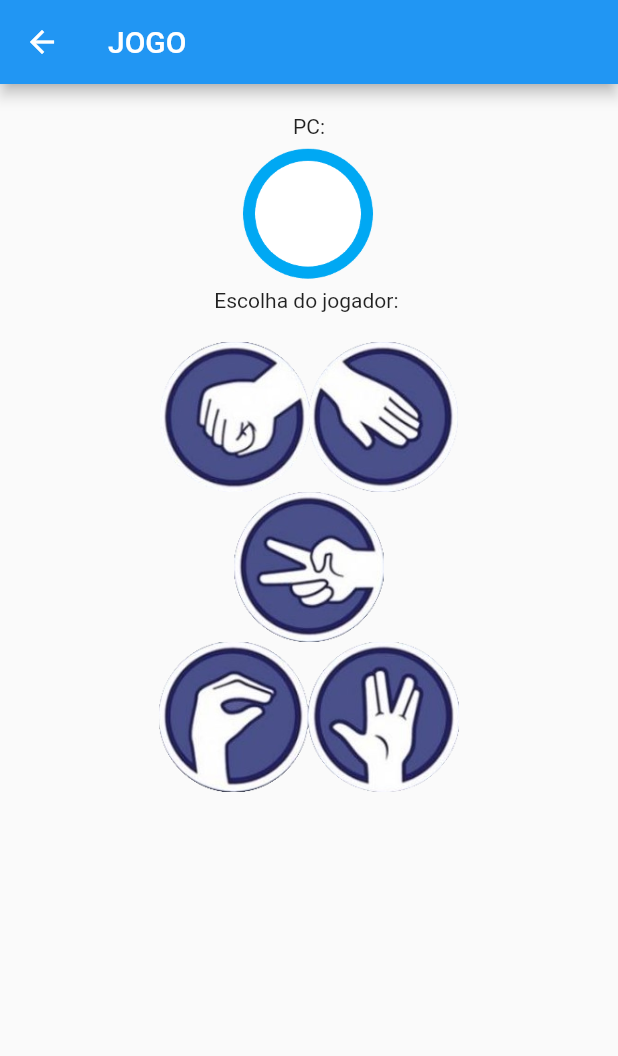
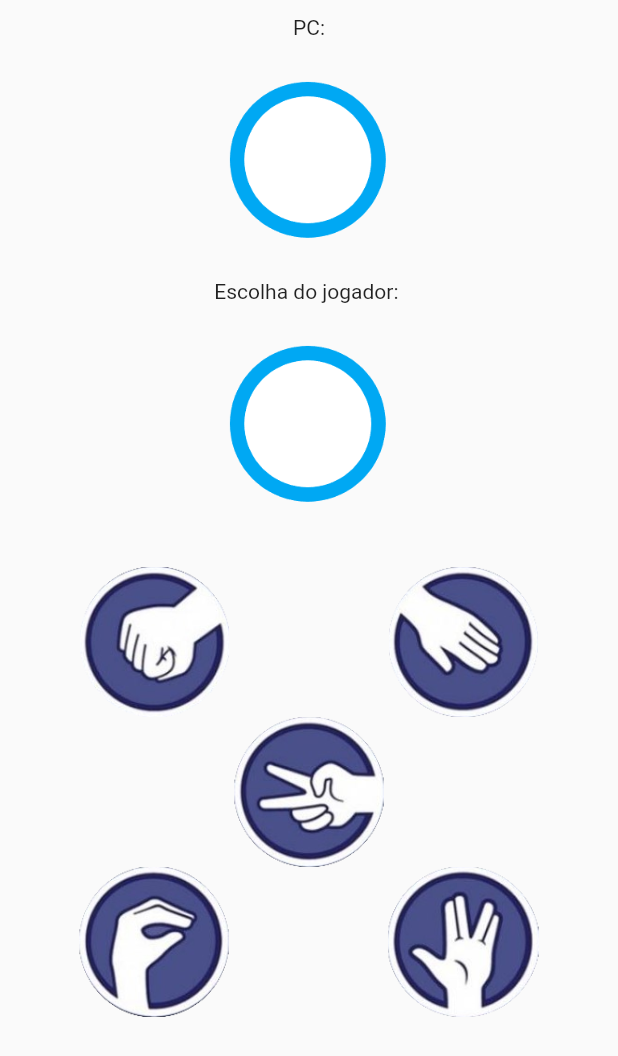
Before and after one commit to anaclara-s/jogo, a Flutter app: the PagJogo screen opened directly, on a phone screen of 412 x 824 dp. Shown: the top 1056 px of the screen. Run offline on Flutter 3.47's test engine with Material 2 defaults, Android fonts, the phone set to English and light mode, and no system bars.

Commit message:
08/06/23

```diff
--- a/lib/jogo.dart
+++ b/lib/jogo.dart
@@ -1,6 +1,5 @@
 import 'package:flutter/material.dart';
 import 'dart:math';
-import 'DerVitEmp.dart';
 
 class PagJogo extends StatefulWidget {
   @override
@@ -11,20 +10,22 @@ class PagJogo extends StatefulWidget {
 
 class _PagJogoState extends State<PagJogo> {
   var opcoes = ['pedra', 'papel', 'tesoura', 'lagarto', 'spock'];
-  String mensagem = 'Escolha do jogador: ';
+  var mensagem = ' ';
 
-  var imagemEsco = AssetImage('assets/imagens/fundoE.png');
-  var imagPedra = AssetImage('assets/imagens/pedra.png');
-  var imagPapel = AssetImage('assets/imagens/papel.png');
-  var imagTesoura = AssetImage('assets/imagens/tesoura.png');
-  var imagLagarto = AssetImage('assets/imagens/lagarto.png');
-  var imagSpock = AssetImage('assets/imagens/spock.png');
+  var imEscoPC = const AssetImage('assets/imagens/fundoE.png');
+  var imEscoUSER = const AssetImage('assets/imagens/fundoE.png');
+  var imagPedra = const AssetImage('assets/imagens/pedra.png');
+  var imagPapel = const AssetImage('assets/imagens/papel.png');
+  var imagTesoura = const AssetImage('assets/imagens/tesoura.png');
+  var imagLagarto = const AssetImage('assets/imagens/lagarto.png');
+  var imagSpock = const AssetImage('assets/imagens/spock.png');
 
   void Jogada(String escolha) {
     int a = Random().nextInt(4);
     String aleatorio = opcoes[a];
 
-    imagemEsco = AssetImage('assets/imagens/$aleatorio.png');
+    imEscoPC = AssetImage('assets/imagens/$aleatorio.png');
+    imEscoUSER = AssetImage('assets/imagens/$escolha.png');
 
     print('TOQUE:$escolha, Random: $aleatorio');
 
@@ -40,7 +41,7 @@ class _PagJogoState extends State<PagJogo> {
             (escolha == 'spock' && aleatorio == 'lagarto') ||
             (escolha == 'spock' && aleatorio == 'papel')) {
       setState(() {
-        mensagem == derrota();
+        mensagem = 'derrota';
       });
     } else if ( //vitoria usuario
         (escolha == 'pedra' && aleatorio == 'tesoura') ||
@@ -54,12 +55,12 @@ class _PagJogoState extends State<PagJogo> {
             (escolha == 'spock' && aleatorio == 'tesoura') ||
             (escolha == 'spock' && aleatorio == 'pedra')) {
       setState(() {
-        mensagem == vitoria();
+        mensagem = 'vitoria';
       });
     } else {
       //empate
       setState(() {
-        mensagem == empate();
+        mensagem = 'empate';
       });
     }
   }
@@ -69,27 +70,33 @@ class _PagJogoState extends State<PagJogo> {
   @override
   Widget build(BuildContext context) {
     return Scaffold(
-      appBar: AppBar(
-        title: Text('JOGO'),
-      ),
       body: Column(
         children: [
           Padding(
-            padding: EdgeInsets.only(top: 20),
+            padding: EdgeInsetsDirectional.only(top: 10, bottom: 20),
             child: Text(
               'PC:',
             ),
           ),
-          Image(image: imagemEsco, height: 100),
+          Image(image: imEscoPC, height: 120),
+          //
           Padding(
-            padding: EdgeInsets.only(bottom: 20),
+            padding: EdgeInsets.only(top: 20, bottom: 20),
+            child: Text(
+              'Escolha do jogador: ',
+            ),
+          ),
+          Image(image: imEscoUSER, height: 120),
+          //
+          Padding(
+            padding: EdgeInsetsDirectional.all(10),
             child: Text(
               mensagem,
             ),
           ),
           //
           Row(
-            mainAxisAlignment: MainAxisAlignment.center,
+            mainAxisAlignment: MainAxisAlignment.spaceAround,
             crossAxisAlignment: CrossAxisAlignment.center,
             children: [
               GestureDetector(
@@ -115,7 +122,7 @@ class _PagJogoState extends State<PagJogo> {
           ),
           //
           Row(
-            mainAxisAlignment: MainAxisAlignment.center,
+            mainAxisAlignment: MainAxisAlignment.spaceAround,
             crossAxisAlignment: CrossAxisAlignment.center,
             children: [
               GestureDetector(
@@ -128,6 +135,11 @@ class _PagJogoState extends State<PagJogo> {
               ),
             ],
           ),
+          // SizedBox(
+          //   width: 150,
+          //   height: 80,
+          //   child:
+          // ),
         ],
       ),
     );
--- a/lib/main.dart
+++ b/lib/main.dart
@@ -1,8 +1,8 @@
 import 'package:flutter/material.dart';
-import 'package:jogo/paginaInicial.dart';
+import 'jogo.dart';
 
 void main() {
   runApp(
-    MaterialApp(home: PagIni()),
+    MaterialApp(home: PagJogo()),
   );
 }
```
Also changed, not shown: lib/DerVitEmp.dart (deleted, +0 -56 lines), lib/paginaInicial.dart (deleted, +0 -66 lines), 1 other file.
